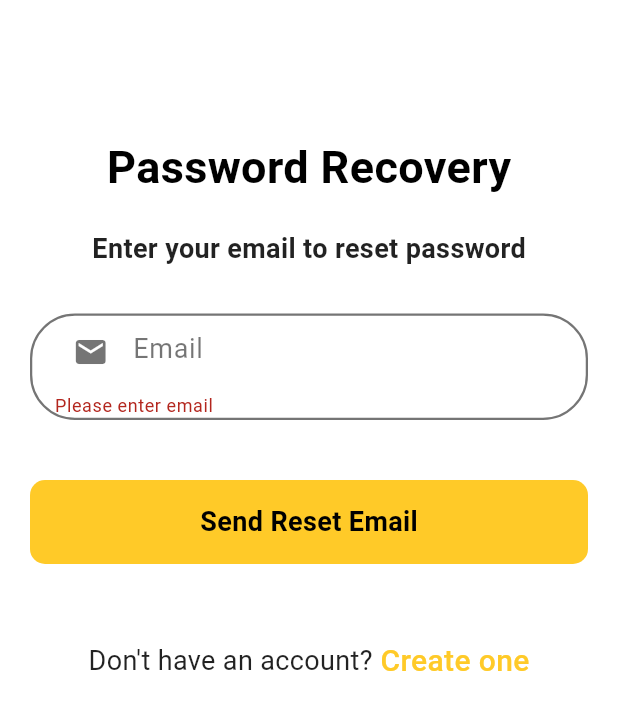
After one commit to AryanBhimani/Notes-App, a Flutter app: the ForgotPassword screen opened directly, after a tap on "Send Reset Email", on a phone screen of 412 x 824 dp. The commit adds this screen. Shown: the top 710 px of the screen. Run offline on Flutter 3.47's test engine with Material 3 defaults, Android fonts, the phone set to English and light mode, and no system bars; our stand-ins replace cloud_firestore, firebase_auth, firebase_core, image_picker, shared_preferences; missing offline and left inert: google_gemini; accounts and stored records are empty.

Commit message:
ForgotPassword

```diff
--- /dev/null
+++ b/lib/ForgetPassword/ForgetPassword.dart
@@ -0,0 +1,170 @@
+import 'package:firebase_auth/firebase_auth.dart';
+import 'package:flutter/material.dart';
+import 'package:notes_app/Login%20/login.dart';
+
+class ForgotPassword extends StatefulWidget {
+  const ForgotPassword({super.key});
+
+  @override
+  State<ForgotPassword> createState() => _ForgotPasswordState();
+}
+
+class _ForgotPasswordState extends State<ForgotPassword> {
+  String email = "";
+  TextEditingController mailcontroller = TextEditingController();
+  final _formkey = GlobalKey<FormState>();
+
+  resetPassword() async {
+    try {
+      await FirebaseAuth.instance.sendPasswordResetEmail(email: email);
+      ScaffoldMessenger.of(context).showSnackBar(SnackBar(
+        content: Text(
+          "Password Reset Email has been sent!",
+          style: TextStyle(fontSize: 20.0),
+        ),
+      ));
+    } on FirebaseAuthException catch (e) {
+      if (e.code == "user-not-found") {
+        ScaffoldMessenger.of(context).showSnackBar(SnackBar(
+          content: Text(
+            "No user found for that email.",
+            style: TextStyle(fontSize: 20.0),
+          ),
+        ));
+      }
+    }
+  }
+
+  @override
+  Widget build(BuildContext context) {
+    return Scaffold(
+      backgroundColor: Colors.white,  // Set background color to white
+      body: Padding(
+        padding: const EdgeInsets.all(20.0),
+        child: SingleChildScrollView(
+          child: Column(
+            children: [
+              SizedBox(height: 70.0),
+              Container(
+                alignment: Alignment.topCenter,
+                child: Text(
+                  "Password Recovery",
+                  style: TextStyle(
+                    color: Colors.black,  // Change text color to black for contrast
+                    fontSize: 30.0,
+                    fontWeight: FontWeight.bold,
+                  ),
+                ),
+              ),
+              SizedBox(height: 20.0),
+              Text(
+                "Enter your email to reset password",
+                style: TextStyle(
+                  color: Colors.black87,  // Change text color to black87 for better readability
+                  fontSize: 18.0,
+                  fontWeight: FontWeight.bold,
+                ),
+              ),
+              SizedBox(height: 30.0),
+              Form(
+                key: _formkey,
+                child: Column(
+                  children: [
+                    Container(
+                      padding: const EdgeInsets.symmetric(horizontal: 15.0),
+                      decoration: BoxDecoration(
+                        border: Border.all(color: Colors.black54, width: 1.5),
+                        borderRadius: BorderRadius.circular(30),
+                      ),
+                      child: TextFormField(
+                        controller: mailcontroller,
+                        style: TextStyle(color: Colors.black),
+                        keyboardType: TextInputType.emailAddress,
+                        validator: (value) {
+                          if (value == null || value.isEmpty) {
+                            return 'Please enter email';
+                          }
+                          return null;
+                        },
+                        decoration: InputDecoration(
+                          hintText: "Email",
+                          hintStyle: TextStyle(fontSize: 18.0, color: Colors.black54),
+                          prefixIcon: Icon(
+                            Icons.email,
+                            color: Colors.black54,
+                          ),
+                          border: InputBorder.none,
+                        ),
+                      ),
+                    ),
+                    SizedBox(height: 40.0),
+                    GestureDetector(
+                      onTap: () {
+                        if (_formkey.currentState!.validate()) {
+                          setState(() {
+                            email = mailcontroller.text;
+                          });
+                          resetPassword();
+                        }
+                      },
+                      child: Container(
+                        width: double.infinity,
+                        padding: const EdgeInsets.all(15),
+                        decoration: BoxDecoration(
+                          color: Color(0xFFFFCA28),  // Keep the button color for the "Send Email"
+                          borderRadius: BorderRadius.circular(10),
+                        ),
+                        child: Center(
+                          child: Text(
+                            "Send Reset Email",
+                            style: TextStyle(
+                              color: Colors.black,
+                              fontSize: 18.0,
+                              fontWeight: FontWeight.bold,
+                            ),
+                          ),
+                        ),
+                      ),
+                    ),
+                    SizedBox(height: 50.0),
+                    Row(
+                      mainAxisAlignment: MainAxisAlignment.center,
+                      children: [
+                        Text(
+                          "Don't have an account?",
+                          style: TextStyle(
+                            fontSize: 18.0,
+                            color: Colors.black87,  // Update color for readability
+                          ),
+                        ),
+                        SizedBox(width: 5.0),
+                        GestureDetector(
+                          onTap: () {
+                            Navigator.push(
+                              context,
+                              MaterialPageRoute(
+                                builder: (context) => Login(),
+                              ),
+                            );
+                          },
+                          child: Text(
+                            "Create one",
+                            style: TextStyle(
+                              color: Color(0xFFFFCA28),
+                              fontSize: 20.0,
+                              fontWeight: FontWeight.w500,
+                            ),
+                          ),
+                        ),
+                      ],
+                    ),
+                  ],
+                ),
+              ),
+            ],
+          ),
+        ),
+      ),
+    );
+  }
+}
--- a/lib/Login /login.dart
+++ b/lib/Login /login.dart
@@ -1,5 +1,6 @@
 import 'package:firebase_auth/firebase_auth.dart';
 import 'package:flutter/material.dart';
+import 'package:notes_app/ForgetPassword/ForgetPassword.dart';
 import 'package:notes_app/Home%20/home.dart';
 import 'package:notes_app/Sign%20Up/signup.dart';
 
@@ -76,6 +77,25 @@ class _LoginState extends State<Login> {
                     },
                   ),
                   _buildPasswordField(passwordController, "Password"),
+                  SizedBox(height: 10),
+                  Padding(padding: const EdgeInsets.symmetric(horizontal: 25.0),
+                    child: Row(
+                      mainAxisAlignment: MainAxisAlignment.end,
+                      children: [
+                        GestureDetector(
+                          onTap: () {
+                            Navigator.push(context, MaterialPageRoute(builder: (context)=>const ForgotPassword()));
+                          },
+                          child: Text('Forget password?',
+                            style: TextStyle(
+                              color: Color(0xff000004),
+                              fontWeight: FontWeight.bold,
+                            ),
+                          ),
+                        ),
+                      ],
+                    ),
+                  ),
                   const SizedBox(height: 15),
                   Container(
                     height: 55,
@@ -104,26 +124,7 @@ class _LoginState extends State<Login> {
                       ),
                     ),
                   ),
-                  SizedBox(height: 10),
-                  Padding(padding: const EdgeInsets.symmetric(horizontal: 25.0),
-                    child: Row(
-                      mainAxisAlignment: MainAxisAlignment.end,
-                      children: [
-                        GestureDetector(
-                          onTap: () {
-                            Navigator.push(context, MaterialPageRoute(builder: (context)=>const ForgetPassword()));
-                          },
-                          child: Text('Forget password?',
-                            style: TextStyle(
-                              color: Color(0xff0931dc),
-                              fontWeight: FontWeight.bold,
-                            ),
-                          ),
-                        ),
-                      ],
-                    ),
-                  ),
-                  SizedBox(height: 15),
+
                   Row(
                     mainAxisAlignment: MainAxisAlignment.center,
                     children: [
```
